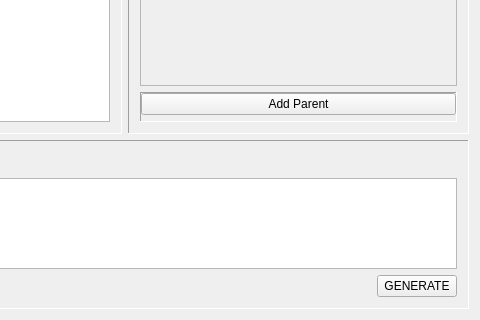
First picture: the form in mainwindow.ui, repository farling42/csv2rw, before the edit; both pictures show x 231 to 711 and y 233 to 553 of the 711 by 553 pixel window.
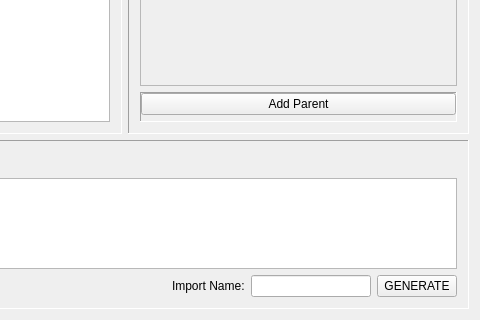
Second picture: the form after the edit. Icons and pictures are not drawn.

Commit message: Add a text entry box to allow the name of the Realm Works Import to be specified (it is also used as the default output file name). Switch to NSIS installer.

Patch:
```diff
--- a/mainwindow.ui
+++ b/mainwindow.ui
@@ -410,6 +410,23 @@
                </property>
               </spacer>
              </item>
+             <item>
+              <widget class="QLabel" name="label_2">
+               <property name="text">
+                <string>Import Name:</string>
+               </property>
+              </widget>
+             </item>
+             <item>
+              <widget class="QLineEdit" name="importName">
+               <property name="minimumSize">
+                <size>
+                 <width>120</width>
+                 <height>0</height>
+                </size>
+               </property>
+              </widget>
+             </item>
              <item>
               <widget class="QPushButton" name="generateButton">
                <property name="text">
```
Left out of the diff: 11 changed lines with no effect on the pictures. The commit also changes 8 other files.
